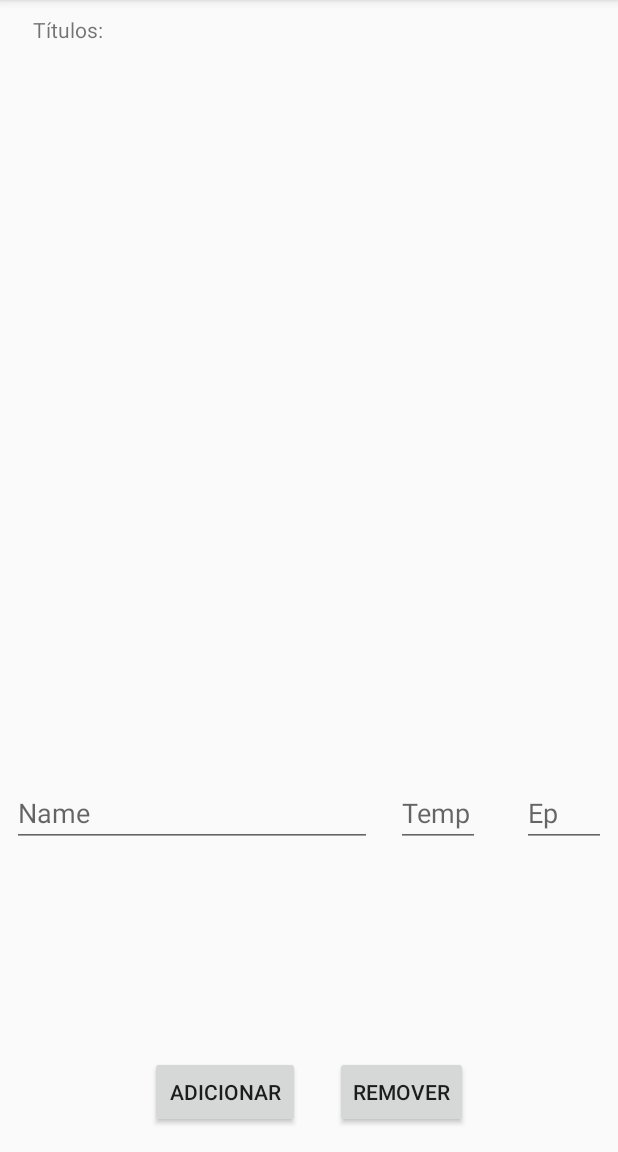
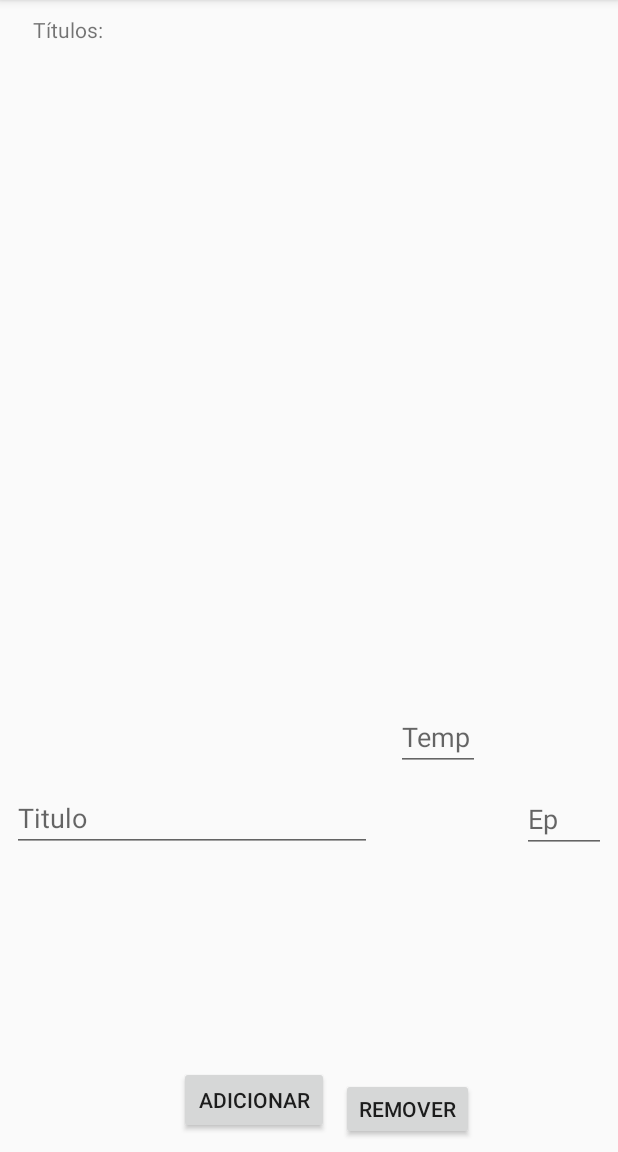
Before and after one commit to ufjf-dcc196/dcc196-2018-3-exercicio02-JoaoPedrodeSJC, an Android app: the screen it shows after launch (MainActivity), on a phone screen of 412 x 824 dp, the part 84-1236 px from its top. Run offline under Robolectric (Android 15) with nearby library versions, the phone set to English and light mode, and no system bars.

Commit message:
Adapter, layout e Contract de serie feitos

```diff
--- a/app/src/main/java/dcc196_2018_3/exercicio02_joaopedrodesjc/MainActivity.java
+++ b/app/src/main/java/dcc196_2018_3/exercicio02_joaopedrodesjc/MainActivity.java
@@ -9,5 +9,6 @@ public class MainActivity extends AppCompatActivity {
     protected void onCreate(Bundle savedInstanceState) {
         super.onCreate(savedInstanceState);
         setContentView(R.layout.activity_main);
+
     }
 }
--- a/app/src/main/res/layout/activity_main.xml
+++ b/app/src/main/res/layout/activity_main.xml
@@ -7,7 +7,7 @@
     tools:context=".MainActivity">
 
     <android.support.v7.widget.RecyclerView
-        android:id="@+id/recyclerView"
+        android:id="@+id/rcl_series"
         android:layout_width="368dp"
         android:layout_height="355dp"
         android:layout_marginStart="8dp"
@@ -33,13 +33,13 @@
         android:layout_marginEnd="329dp"
         android:layout_marginRight="329dp"
         android:text="Títulos:"
-        app:layout_constraintBottom_toTopOf="@+id/recyclerView"
+        app:layout_constraintBottom_toTopOf="@+id/rcl_series"
         app:layout_constraintEnd_toEndOf="parent"
         app:layout_constraintStart_toStartOf="parent"
         app:layout_constraintTop_toTopOf="parent" />
 
     <EditText
-        android:id="@+id/editText"
+        android:id="@+id/txt_titulo"
         android:layout_width="240dp"
         android:layout_height="wrap_content"
         android:layout_marginStart="8dp"
@@ -47,14 +47,14 @@
         android:layout_marginTop="8dp"
         android:layout_marginBottom="11dp"
         android:ems="10"
-        android:hint="Name"
+        android:hint="Titulo"
         android:inputType="textPersonName"
-        app:layout_constraintBottom_toTopOf="@+id/Adicionar"
+        app:layout_constraintBottom_toTopOf="@+id/btn_adicionar"
         app:layout_constraintStart_toStartOf="parent"
-        app:layout_constraintTop_toBottomOf="@+id/recyclerView" />
+        app:layout_constraintTop_toBottomOf="@+id/rcl_series" />
 
     <EditText
-        android:id="@+id/editText2"
+        android:id="@+id/txt_temp"
         android:layout_width="56dp"
         android:layout_height="wrap_content"
         android:layout_marginStart="16dp"
@@ -64,12 +64,13 @@
         android:ems="10"
         android:hint="Temp"
         android:inputType="textPersonName"
-        app:layout_constraintBottom_toTopOf="@+id/button2"
-        app:layout_constraintStart_toEndOf="@+id/editText"
-        app:layout_constraintTop_toBottomOf="@+id/recyclerView" />
+        app:layout_constraintBottom_toTopOf="@+id/btn_remover"
+        app:layout_constraintStart_toEndOf="@+id/txt_titulo"
+        app:layout_constraintTop_toBottomOf="@+id/rcl_series"
+        app:layout_constraintVertical_bias="0.285" />
 
     <EditText
-        android:id="@+id/editText4"
+        android:id="@+id/txt_ep"
         android:layout_width="56dp"
         android:layout_height="wrap_content"
         android:layout_marginStart="8dp"
@@ -77,37 +78,38 @@
         android:layout_marginTop="8dp"
         android:layout_marginEnd="8dp"
         android:layout_marginRight="8dp"
-        android:layout_marginBottom="75dp"
+        android:layout_marginBottom="68dp"
         android:ems="10"
         android:hint="Ep"
         android:inputType="textPersonName"
         app:layout_constraintBottom_toBottomOf="parent"
         app:layout_constraintEnd_toEndOf="parent"
         app:layout_constraintHorizontal_bias="1.0"
-        app:layout_constraintStart_toEndOf="@+id/editText2"
-        app:layout_constraintTop_toBottomOf="@+id/recyclerView" />
+        app:layout_constraintStart_toEndOf="@+id/txt_temp"
+        app:layout_constraintTop_toBottomOf="@+id/rcl_series" />
 
     <Button
-        android:id="@+id/Adicionar"
+        android:id="@+id/btn_adicionar"
         android:layout_width="100dp"
-        android:layout_height="wrap_content"
-        android:layout_marginStart="84dp"
-        android:layout_marginLeft="84dp"
+        android:layout_height="45dp"
+        android:layout_marginStart="8dp"
+        android:layout_marginLeft="8dp"
         android:layout_marginEnd="8dp"
         android:layout_marginRight="8dp"
-        android:layout_marginBottom="16dp"
+        android:layout_marginBottom="12dp"
         android:text="Adicionar"
         app:layout_constraintBottom_toBottomOf="parent"
-        app:layout_constraintEnd_toStartOf="@+id/button2"
+        app:layout_constraintEnd_toStartOf="@+id/btn_remover"
+        app:layout_constraintHorizontal_bias="1.0"
         app:layout_constraintStart_toStartOf="parent" />
 
     <Button
-        android:id="@+id/button2"
+        android:id="@+id/btn_remover"
         android:layout_width="wrap_content"
-        android:layout_height="wrap_content"
-        android:layout_marginEnd="100dp"
-        android:layout_marginRight="100dp"
-        android:layout_marginBottom="16dp"
+        android:layout_height="41dp"
+        android:layout_marginEnd="96dp"
+        android:layout_marginRight="96dp"
+        android:layout_marginBottom="8dp"
         android:text="Remover"
         app:layout_constraintBottom_toBottomOf="parent"
         app:layout_constraintEnd_toEndOf="parent" />
```
Also changed, not shown: app/src/main/java/dcc196_2018_3/exercicio02_joaopedrodesjc/SerieContract.java (added, +19 -0 lines), app/src/main/java/dcc196_2018_3/exercicio02_joaopedrodesjc/serieAdapter.java (added, +63 -0 lines), app/src/main/res/layout/serie_layout.xml (added, +33 -0 lines).
